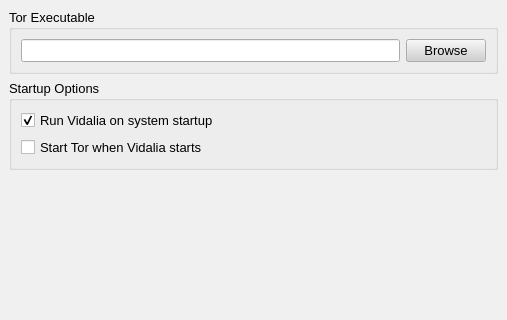
This is src/gui/config/generalpage.ui in a-ilin/vidalia as Qt 5 draws it before an edit; both pictures show x 0 to 507 and y 0 to 320 of the 507 by 543 pixel window. The edited form follows.
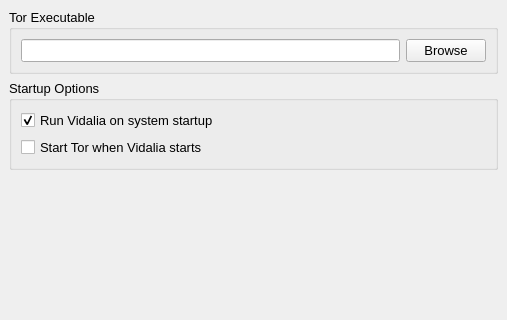
This is the edited form.

Commit message:
Remove the custom palette settings in all .ui files.
svn:r1925

Patch:
```diff
--- a/src/gui/config/generalpage.ui
+++ b/src/gui/config/generalpage.ui
@@ -12,271 +12,6 @@
     <height>543</height>
    </rect>
   </property>
-  <property name="palette" >
-   <palette>
-    <active>
-     <color>
-      <red>0</red>
-      <green>0</green>
-      <blue>0</blue>
-     </color>
-     <color>
-      <red>208</red>
-      <green>208</green>
-      <blue>208</blue>
-     </color>
-     <color>
-      <red>255</red>
-      <green>255</green>
-      <blue>255</blue>
-     </color>
-     <color>
-      <red>247</red>
-      <green>247</green>
-      <blue>247</blue>
-     </color>
-     <color>
-      <red>104</red>
-      <green>104</green>
-      <blue>104</blue>
-     </color>
-     <color>
-      <red>139</red>
-      <green>139</green>
-      <blue>139</blue>
-     </color>
-     <color>
-      <red>0</red>
-      <green>0</green>
-      <blue>0</blue>
-     </color>
-     <color>
-      <red>255</red>
-      <green>255</green>
-      <blue>255</blue>
-     </color>
-     <color>
-      <red>0</red>
-      <green>0</green>
-      <blue>0</blue>
-     </color>
-     <color>
-      <red>255</red>
-      <green>255</green>
-      <blue>255</blue>
-     </color>
-     <color>
-      <red>240</red>
-      <green>240</green>
-      <blue>240</blue>
-     </color>
-     <color>
-      <red>0</red>
-      <green>0</green>
-      <blue>0</blue>
-     </color>
-     <color>
-      <red>0</red>
-      <green>0</green>
-      <blue>128</blue>
-     </color>
-     <color>
-      <red>255</red>
-      <green>255</green>
-      <blue>255</blue>
-     </color>
-     <color>
-      <red>0</red>
-      <green>0</green>
-      <blue>255</blue>
-     </color>
-     <color>
-      <red>255</red>
-      <green>0</green>
-      <blue>255</blue>
-     </color>
-     <color>
-      <red>231</red>
-      <green>231</green>
-      <blue>231</blue>
-     </color>
-    </active>
-    <inactive>
-     <color>
-      <red>0</red>
-      <green>0</green>
-      <blue>0</blue>
-     </color>
-     <color>
-      <red>208</red>
-      <green>208</green>
-      <blue>208</blue>
-     </color>
-     <color>
-      <red>255</red>
-      <green>255</green>
-      <blue>255</blue>
-     </color>
-     <color>
-      <red>247</red>
-      <green>247</green>
-      <blue>247</blue>
-     </color>
-     <color>
-      <red>104</red>
-      <green>104</green>
-      <blue>104</blue>
-     </color>
-     <color>
-      <red>139</red>
-      <green>139</green>
-      <blue>139</blue>
-     </color>
-     <color>
-      <red>0</red>
-      <green>0</green>
-      <blue>0</blue>
-     </color>
-     <color>
-      <red>255</red>
-      <green>255</green>
-      <blue>255</blue>
-     </color>
-     <color>
-      <red>0</red>
-      <green>0</green>
-      <blue>0</blue>
-     </color>
-     <color>
-      <red>255</red>
-      <green>255</green>
-      <blue>255</blue>
-     </color>
-     <color>
-      <red>240</red>
-      <green>240</green>
-      <blue>240</blue>
-     </color>
-     <color>
-      <red>0</red>
-      <green>0</green>
-      <blue>0</blue>
-     </color>
-     <color>
-      <red>192</red>
-      <green>192</green>
-      <blue>192</blue>
-     </color>
-     <color>
-      <red>0</red>
-      <green>0</green>
-      <blue>0</blue>
-     </color>
-     <color>
-      <red>0</red>
-      <green>0</green>
-      <blue>255</blue>
-     </color>
-     <color>
-      <red>255</red>
-      <green>0</green>
-      <blue>255</blue>
-     </color>
-     <color>
-      <red>231</red>
-      <green>231</green>
-      <blue>231</blue>
-     </color>
-    </inactive>
-    <disabled>
-     <color>
-      <red>104</red>
-      <green>104</green>
-      <blue>104</blue>
-     </color>
-     <color>
-      <red>208</red>
-      <green>208</green>
-      <blue>208</blue>
-     </color>
-     <color>
-      <red>255</red>
-      <green>255</green>
-      <blue>255</blue>
-     </color>
-     <color>
-      <red>247</red>
-      <green>247</green>
-      <blue>247</blue>
-     </color>
-     <color>
-      <red>104</red>
-      <green>104</green>
-      <blue>104</blue>
-     </color>
-     <color>
-      <red>139</red>
-      <green>139</green>
-      <blue>139</blue>
-     </color>
-     <color>
-      <red>104</red>
-      <green>104</green>
-      <blue>104</blue>
-     </color>
-     <color>
-      <red>255</red>
-      <green>255</green>
-      <blue>255</blue>
-     </color>
-     <color>
-      <red>104</red>
-      <green>104</green>
-      <blue>104</blue>
-     </color>
-     <color>
-      <red>240</red>
-      <green>240</green>
-      <blue>240</blue>
-     </color>
-     <color>
-      <red>240</red>
-      <green>240</green>
-      <blue>240</blue>
-     </color>
-     <color>
-      <red>0</red>
-      <green>0</green>
-      <blue>0</blue>
-     </color>
-     <color>
-      <red>0</red>
-      <green>0</green>
-      <blue>128</blue>
-     </color>
-     <color>
-      <red>255</red>
-      <green>255</green>
-      <blue>255</blue>
-     </color>
-     <color>
-      <red>0</red>
-      <green>0</green>
-      <blue>255</blue>
-     </color>
-     <color>
-      <red>255</red>
-      <green>0</green>
-      <blue>255</blue>
-     </color>
-     <color>
-      <red>231</red>
-      <green>231</green>
-      <blue>231</blue>
-     </color>
-    </disabled>
-   </palette>
-  </property>
   <property name="font" >
    <font>
     <pointsize>10</pointsize>
```
The commit also changes 12 other files.
